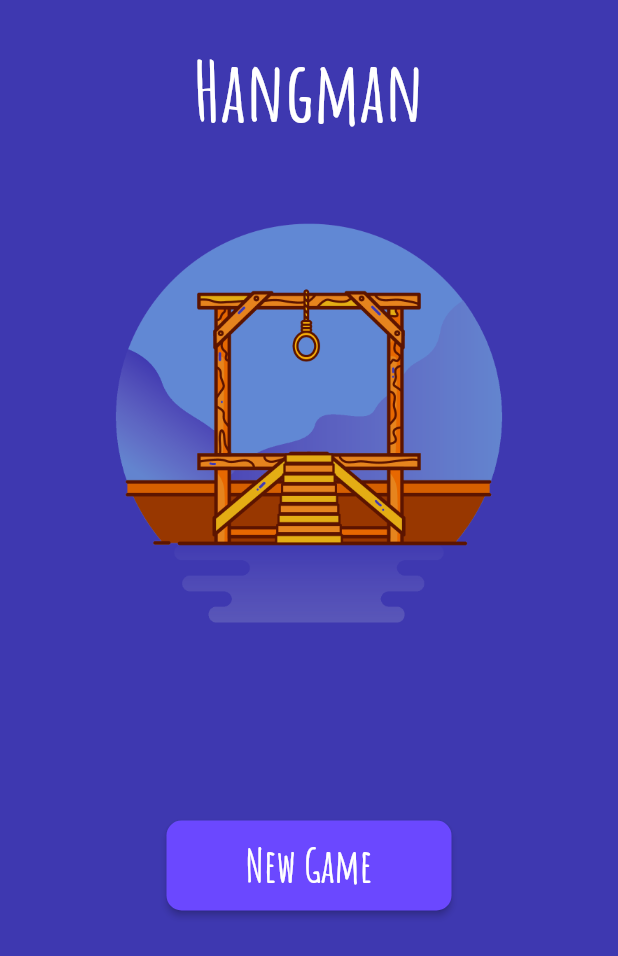
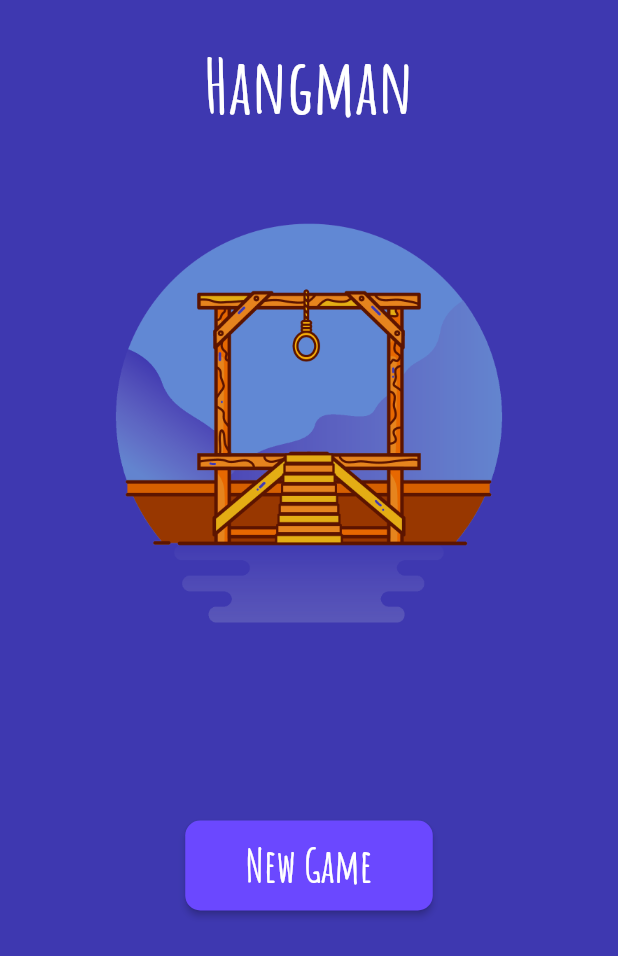
Before and after one commit to rexift/HangMan-Game, a Flutter app: the screen it shows after launch, on a phone screen of 412 x 824 dp. Shown: the top 956 px of the screen. Run offline on Flutter 3.47's test engine with Material 2 defaults, Android fonts, the phone set to English and light mode, and no system bars; our stand-ins replace rflutter_alert.

Commit message:
Refactor UI

```diff
--- a/lib/screens/home_screen.dart
+++ b/lib/screens/home_screen.dart
@@ -23,7 +23,7 @@ class _HomeScreenState extends State<HomeScreen> {
               style: TextStyle(
                   fontFamily: 'AmaticSC',
                   color: Colors.white,
-                  fontSize: 55.0,
+                  fontSize: 50.0,
                   fontWeight: FontWeight.bold),
             ),
           ),
@@ -38,7 +38,7 @@ class _HomeScreenState extends State<HomeScreen> {
           Align(
             alignment: Alignment.center,
             child: Container(
-              width: 190,
+              width: 165,
               height: 60,
               margin: EdgeInsets.only(top: 330.0),
               child: ActionButton(
```
